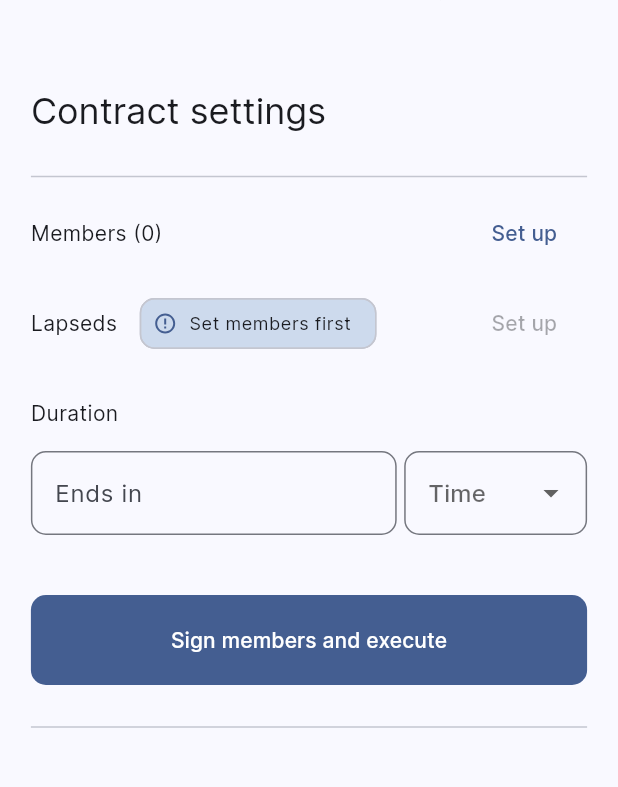
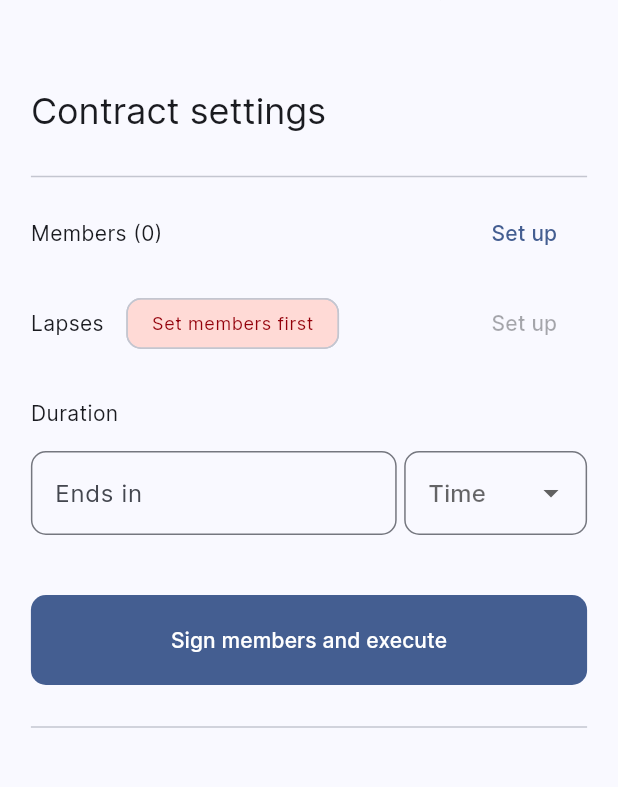
Before and after one commit to pastelcode/automated_payments_on_eth_blockchain_frontend, a Flutter app: the screen it shows after launch, on a phone screen of 412 x 824 dp, the part 86-873 px from its top. Run offline on Flutter 3.47's test engine with Material 2 defaults, Android fonts, the phone set to English and light mode, and no system bars; our stand-ins replace dartz, equatable, flutter_bloc, flutter_remix, flutter_svg, go_router and 1 more.

Commit message:
Update design of lapses tile

```diff
--- a/lib/features/home/presentation/widgets/lapses_tile.dart
+++ b/lib/features/home/presentation/widgets/lapses_tile.dart
@@ -3,7 +3,6 @@ import 'package:automated_payments_on_eth_blockchain_frontend/core/theme/theme.d
 import 'package:automated_payments_on_eth_blockchain_frontend/features/home/presentation/bloc/contract_settings_bloc/contract_settings_bloc.dart';
 import 'package:flutter/material.dart';
 import 'package:flutter_bloc/flutter_bloc.dart';
-import 'package:flutter_remix/flutter_remix.dart';
 
 /// {@template lapses_tile}
 /// A tile to set/view the lapses of the main contract.
@@ -27,7 +26,7 @@ class LapsesTile extends StatelessWidget {
           children: <Widget>[
             Text(
               '''
-Lapseds${state.lapseds.isEmpty ? '' : ' (${state.lapseds.length})'}''',
+Lapses${state.lapseds.isEmpty ? '' : ' (${state.lapseds.length})'}''',
             ),
             if (state.members.isEmpty) ...[
               const SizedBox(
@@ -39,22 +38,19 @@ Lapseds${state.lapseds.isEmpty ? '' : ' (${state.lapseds.length})'}''',
                     ApplicationTheme.borderRadius,
                   ),
                 ),
-                avatar: Icon(
-                  FlutterRemix.error_warning_line,
-                  size: Theme.of(
-                        context,
-                      ).textTheme.caption!.fontSize! *
-                      1.5,
-                ),
                 label: const Text(
                   'Set members first',
                 ),
                 labelStyle: Theme.of(
                   context,
-                ).textTheme.caption,
-                backgroundColor: Colors.blue.withOpacity(
-                  .1,
-                ),
+                ).textTheme.caption!.copyWith(
+                      color: Theme.of(
+                        context,
+                      ).colorScheme.onErrorContainer,
+                    ),
+                backgroundColor: Theme.of(
+                  context,
+                ).colorScheme.errorContainer,
               ),
             ],
             const Spacer(),
```
